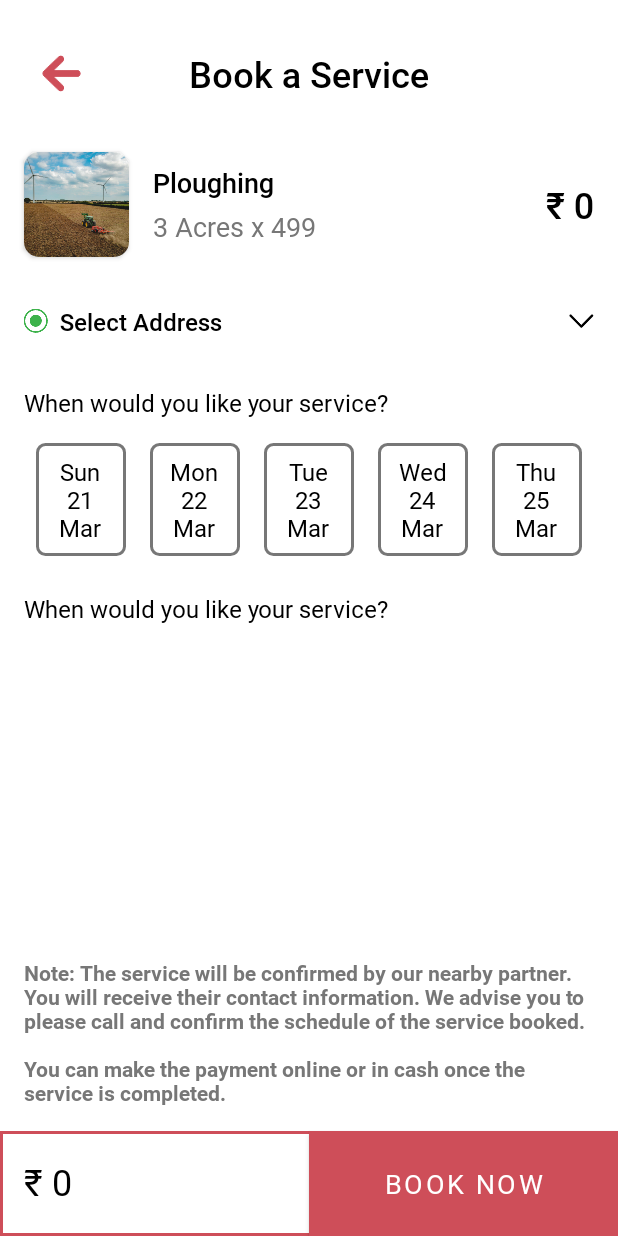
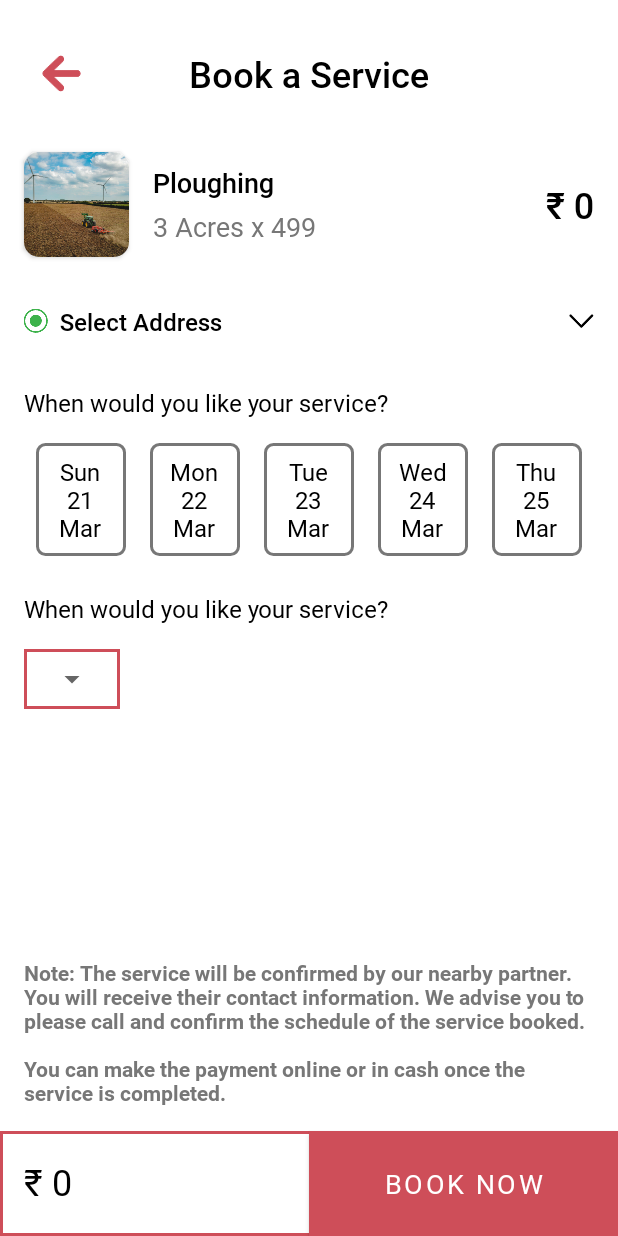
Before and after one commit to rgala98/Krsi-Karma-Rider, an Android app: the BookAServiceActivity screen opened directly, with no data from a screen before it, on a phone screen of 412 x 824 dp. Run offline under Robolectric (Android 15) with nearby library versions, the phone set to English and light mode, and no system bars; our stand-ins replace Firebase (no records; nobody signed in at launch, a user with empty details on screens opened directly); libraries missing offline, so code that uses them is left out: com.google.mlkit.common, com.google.mlkit.nl; pictures from the network do not load; 2 statements that could not run were skipped.

Commit message:
Added arrow To Spinner

```diff
--- a/app/src/main/java/com/krsikarma/app/Activities/OrderDetailsActivity.java
+++ b/app/src/main/java/com/krsikarma/app/Activities/OrderDetailsActivity.java
@@ -384,7 +384,6 @@ public class OrderDetailsActivity extends AppCompatActivity {
                                 }
 
                                 else if (order_status.equals(getString(R.string.order_status_type_driver_assigned))) {
-                                    //TODO: Change this driver assigned text
                                     tv_order_status_text.setText(getString(R.string.order_driving_assigned_status));
                                     tv_order_status_text.setTextColor(getColor(R.color.yellow));
                                     tv_payment_text.setVisibility(View.GONE);
--- a/app/src/main/res/layout/activity_book_a_service.xml
+++ b/app/src/main/res/layout/activity_book_a_service.xml
@@ -219,17 +219,23 @@
         app:layout_constraintStart_toStartOf="parent"
         app:layout_constraintTop_toBottomOf="@id/date_radio_group" />
 
-    <Spinner
-        android:id="@+id/time_spinner"
+    <FrameLayout
         android:layout_width="wrap_content"
         android:layout_height="wrap_content"
+        app:layout_constraintStart_toStartOf="parent"
         android:layout_marginStart="16dp"
         android:layout_marginTop="16dp"
+        android:padding="8dp"
         android:background="@drawable/red_border_rectangle"
-        android:padding="8dp"
-        android:textAlignment="center"
-        app:layout_constraintStart_toStartOf="parent"
-        app:layout_constraintTop_toBottomOf="@id/tv_what_time" />
+        app:layout_constraintTop_toBottomOf="@id/tv_what_time">
+        <Spinner
+            android:id="@+id/time_spinner"
+            android:layout_width="wrap_content"
+            android:layout_height="wrap_content"
+            android:textAlignment="center" />
+    </FrameLayout>
+
+
 
 
     <TextView
```
